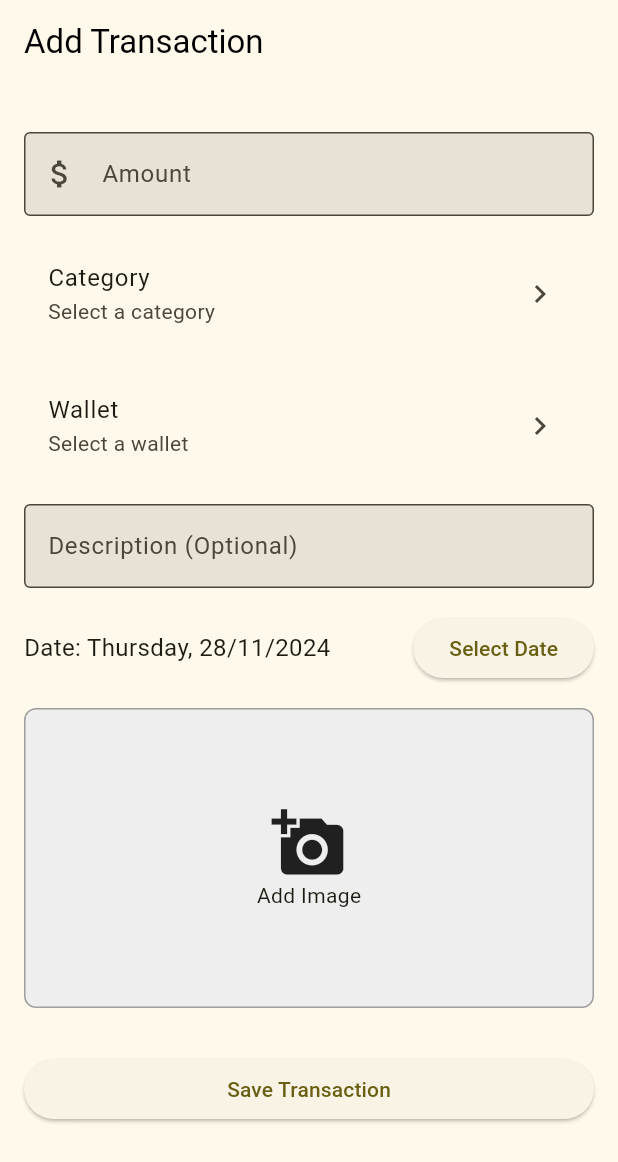
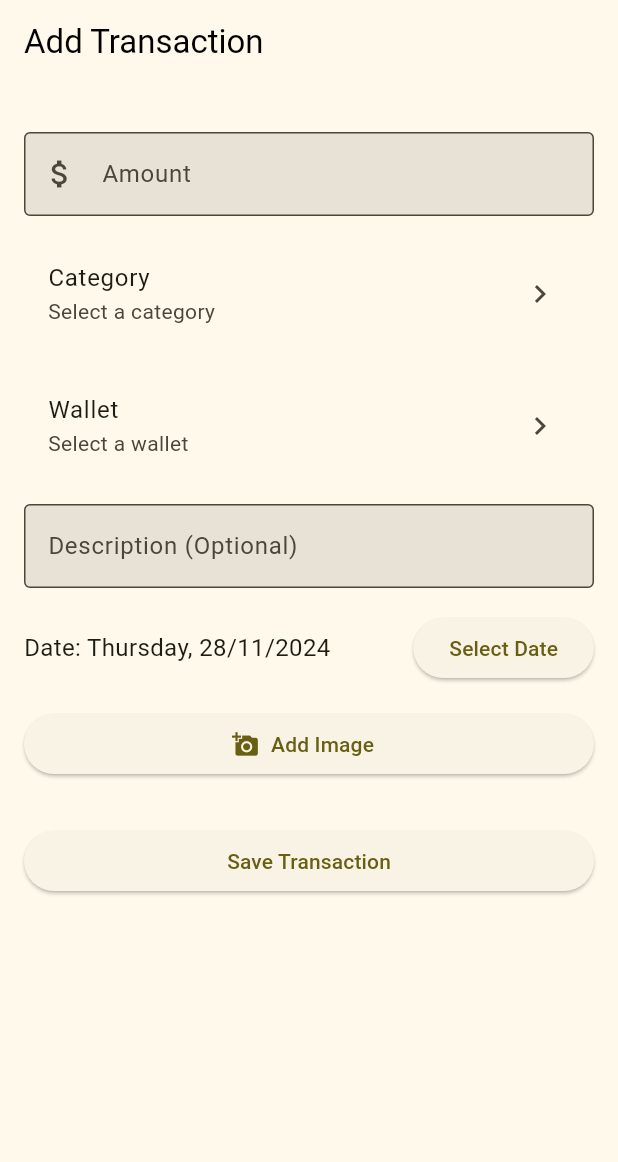
Before and after one commit to ridhoarmand/smartmoney, a Flutter app: the AddTransactionScreen screen opened by its route, on a phone screen of 412 x 824 dp. Shown: the top 1162 px of the screen. Run offline on Flutter 3.47's test engine with Material 3 defaults, Android fonts, the light colour scheme and no system bars; our stand-ins replace cloud_firestore, firebase_auth, firebase_core, firebase_storage, flex_color_scheme, flutter_riverpod and 4 more; missing offline and left inert: flutter_iconpicker; accounts and stored records are empty; generated files the repository leaves out were written again.

Commit message:
Update Image Picker Transaksi

```diff
--- a/lib/features/transaction/service_providers/transaction_service_providers.dart
+++ b/lib/features/transaction/service_providers/transaction_service_providers.dart
@@ -1,7 +1,6 @@
 // transaction_service_providers.dart
 
 import 'package:cloud_firestore/cloud_firestore.dart';
-import 'package:firebase_storage/firebase_storage.dart';
 import 'package:flutter_riverpod/flutter_riverpod.dart';
 
 import '../models/user_transaction_model.dart';
--- a/lib/features/transaction/views/add_transaction_screen.dart
+++ b/lib/features/transaction/views/add_transaction_screen.dart
@@ -33,7 +33,8 @@ class _AddTransactionScreenState extends ConsumerState<AddTransactionScreen> {
   final ImagePicker _imagePicker = ImagePicker();
 
   Future<void> _pickImage() async {
-    final pickedFile = await _imagePicker.pickImage(source: ImageSource.gallery);
+    final pickedFile =
+        await _imagePicker.pickImage(source: ImageSource.gallery);
 
     if (pickedFile != null) {
       setState(() {
@@ -140,9 +141,11 @@ class _AddTransactionScreenState extends ConsumerState<AddTransactionScreen> {
                   trailing: const Icon(Icons.chevron_right),
                   onTap: () async {
                     final selectedCategory =
-                        await Navigator.push<Map<String, String>?>(context,
+                        await Navigator.push<Map<String, String>?>(
+                            context,
                             MaterialPageRoute(
-                                builder: (_) => const CategorySelectionScreen()));
+                                builder: (_) =>
+                                    const CategorySelectionScreen()));
                     if (selectedCategory != null) {
                       setState(() {
                         _selectedCategoryId = selectedCategory['id'];
@@ -159,7 +162,8 @@ class _AddTransactionScreenState extends ConsumerState<AddTransactionScreen> {
                   trailing: const Icon(Icons.chevron_right),
                   onTap: () async {
                     final selectedWallet =
-                        await Navigator.push<Map<String, String>?>(context,
+                        await Navigator.push<Map<String, String>?>(
+                            context,
                             MaterialPageRoute(
                                 builder: (_) => const WalletSelectionScreen()));
                     if (selectedWallet != null) {
@@ -205,32 +209,53 @@ class _AddTransactionScreenState extends ConsumerState<AddTransactionScreen> {
                 ),
                 const SizedBox(height: 16),
                 GestureDetector(
-                  onTap: _pickImage,
+                  onTap: _selectedImage != null
+                      ? () {
+                          showDialog(
+                            context: context,
+                            builder: (context) => Dialog(
+                              child: InteractiveViewer(
+                                child: Image.file(_selectedImage!),
+                              ),
+                            ),
+                          );
+                        }
+                      : null,
                   child: Container(
                     width: double.infinity,
-                    height: 200,
-                    decoration: BoxDecoration(
-                      border: Border.all(color: Colors.grey),
-                      borderRadius: BorderRadius.circular(8),
-                      color: Colors.grey[200],
-                    ),
+                    height: _selectedImage == null ? null : 200,
                     child: _selectedImage == null
-                        ? const Center(
-                            child: Column(
-                              mainAxisAlignment: MainAxisAlignment.center,
+                        ? ElevatedButton.icon(
+                            onPressed: _pickImage,
+                            icon: const Icon(Icons.add_a_photo),
+                            label: const Text('Add Image'),
+                          )
+                        : Stack(
                             children: [
-                                Icon(Icons.add_a_photo, size: 50),
-                                Text('Add Image'),
-                              ],
-                            ),
-                          )
-                        : ClipRRect(
+                              ClipRRect(
                                 borderRadius: BorderRadius.circular(8),
                                 child: Image.file(
                                   _selectedImage!,
                                   fit: BoxFit.cover,
                                   width: double.infinity,
+                                  height: 200,
                                 ),
+                              ),
+                              Positioned(
+                                top: 8,
+                                right: 8,
+                                child: ElevatedButton(
+                                  onPressed: _pickImage,
+                                  style: ElevatedButton.styleFrom(
+                                    backgroundColor:
+                                        Colors.white.withOpacity(0.8),
+                                    shape: const CircleBorder(),
+                                  ),
+                                  child: const Icon(Icons.edit,
+                                      color: Colors.black),
+                                ),
+                              ),
+                            ],
                           ),
                   ),
                 ),
```
Also changed, not shown: lib/features/transaction/views/update_transaction_screen.dart (+100 -21 lines). Lines whose indentation alone changed are shown as unchanged.
